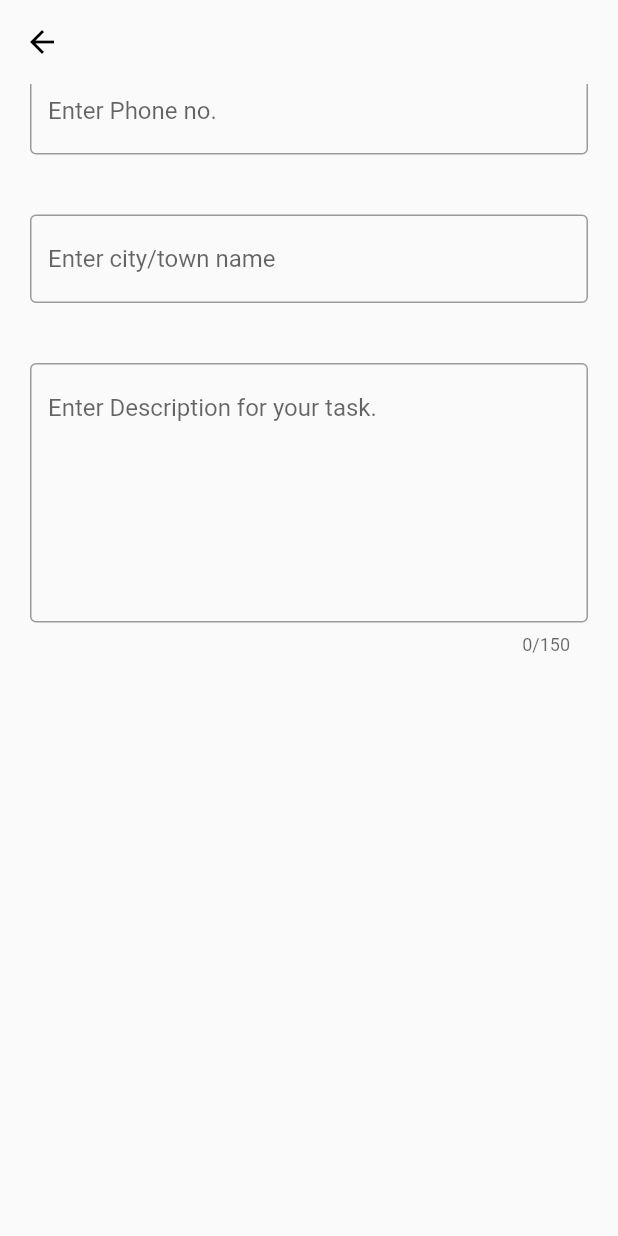
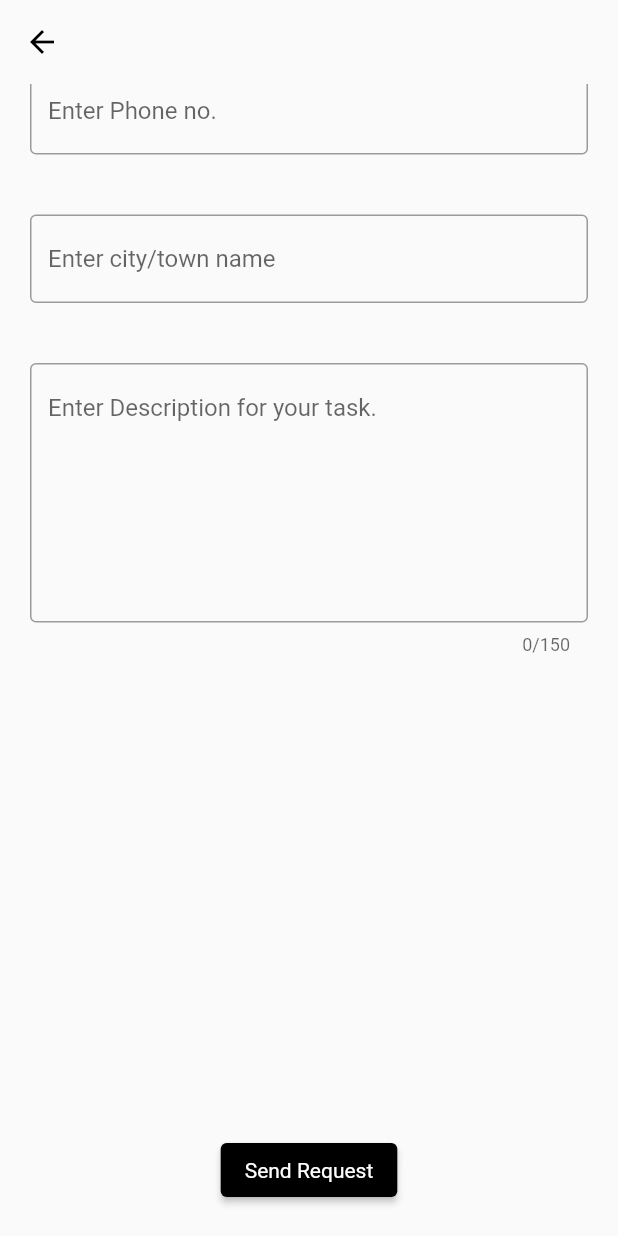
Before and after one commit to withewolf-dev/freelance-nahor, a Flutter app: the RequestPage screen opened by its route, scrolled down 32 dp, on a phone screen of 412 x 824 dp. Run offline on Flutter 3.47's test engine with Material 2 defaults, Android fonts, the phone set to English and light mode, and no system bars; our stand-ins replace auto_route, bloc, carousel_slider, cloud_firestore, firebase_auth, firebase_core and 5 more; accounts and stored records are empty.

Commit message:
add requesr page

```diff
--- a/lib/pages/request.dart
+++ b/lib/pages/request.dart
@@ -43,6 +43,13 @@ class RequestPage extends StatelessWidget {
                       )
                     ],
                   ),
+                  ElevatedButton(
+                    onPressed: () {},
+                    child: Text("Send Request"),
+                    style: ButtonStyle(
+                        backgroundColor:
+                            MaterialStateProperty.all<Color>(Colors.black)),
+                  )
                 ],
               ),
             ),
```
